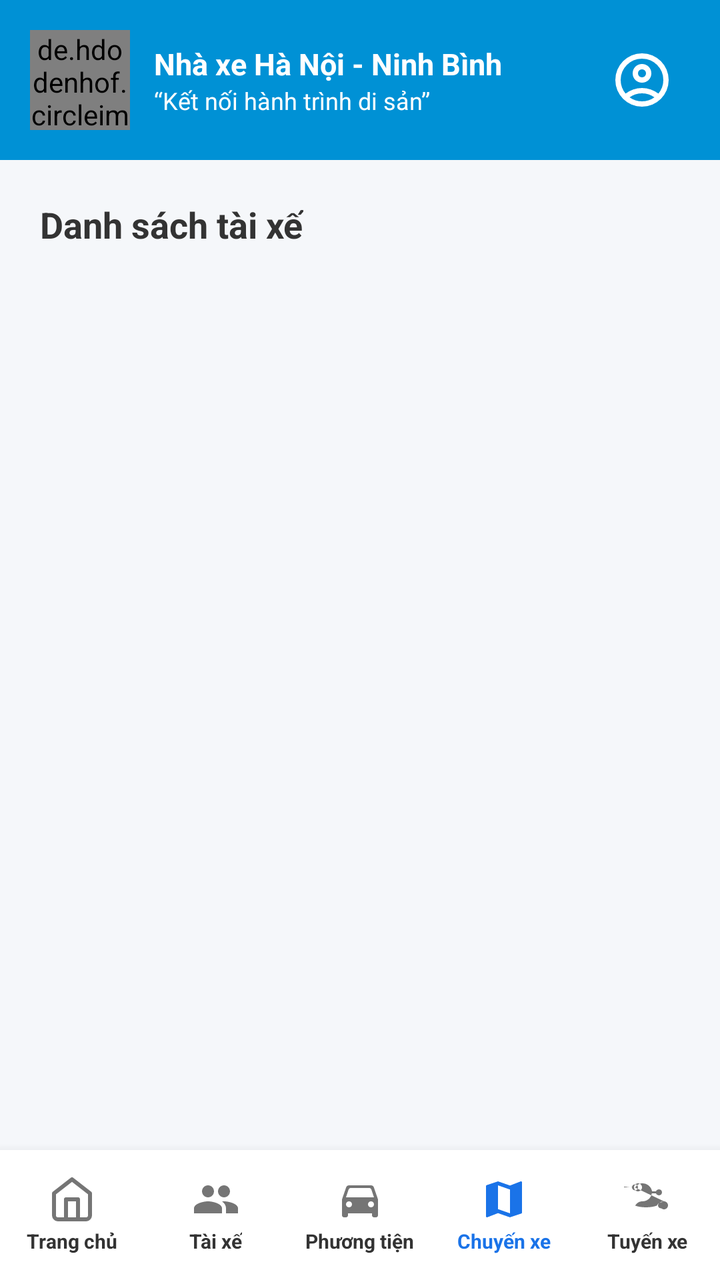
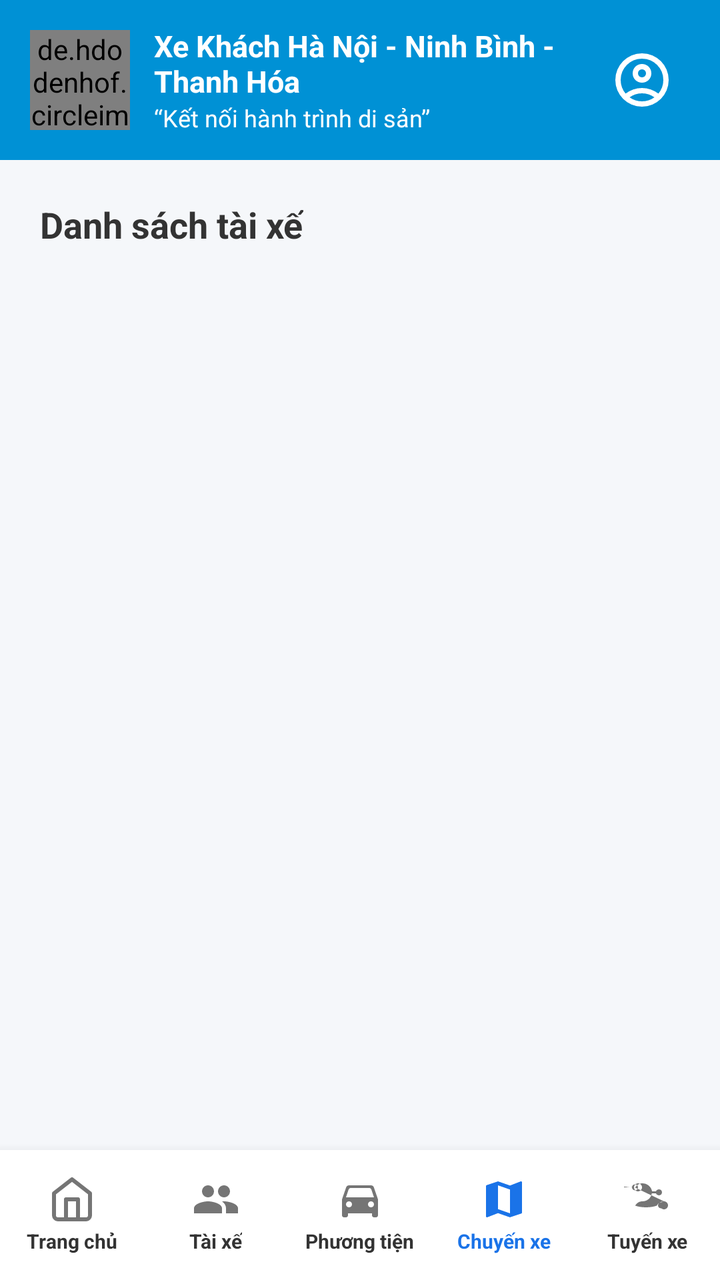

An Android layout rendered at two revisions. The XML below is the earlier revision; the diff shows what the commit changed to produce the second picture.
<!-- AndroidManifest.xml: application theme Theme.VeXeApp -->
<!-- res/layout/activity_assign_driver.xml -->
<?xml version="1.0" encoding="utf-8"?>
<androidx.constraintlayout.widget.ConstraintLayout xmlns:android="http://schemas.android.com/apk/res/android"
    xmlns:app="http://schemas.android.com/apk/res-auto"
    android:layout_width="match_parent"
    android:layout_height="match_parent"
    android:background="#F5F7FA">

    
    <LinearLayout
        android:id="@+id/header"
        android:layout_width="match_parent"
        android:layout_height="80dp"
        android:background="#0091D5"
        android:gravity="center_vertical"
        android:orientation="horizontal"
        android:paddingHorizontal="15dp"
        app:layout_constraintTop_toTopOf="parent">

        <de.hdodenhof.circleimageview.CircleImageView
            android:id="@+id/imgLogo"
            android:layout_width="50dp"
            android:layout_height="50dp"
            android:src="@drawable/logo"
            app:civ_border_color="@color/white"
            app:civ_border_width="1dp" />

        <LinearLayout
            android:layout_width="0dp"
            android:layout_height="wrap_content"
            android:layout_marginStart="12dp"
            android:layout_weight="1"
            android:orientation="vertical">

            <TextView
                android:layout_width="wrap_content"
                android:layout_height="wrap_content"
                android:text="Nhà xe Hà Nội - Ninh Bình"
                android:textColor="@color/white"
                android:textSize="15sp"
                android:textStyle="bold" />

            <TextView
                android:layout_width="wrap_content"
                android:layout_height="wrap_content"
                android:text="“Kết nối hành trình di sản”"
                android:textColor="@color/white"
                android:textSize="12sp" />
        </LinearLayout>

        <ImageView
            android:id="@+id/imgOpProfile"
            android:layout_width="48dp"
            android:layout_height="48dp"
            android:padding="8dp"
            android:src="@drawable/account_circle"
            app:tint="@color/white" />
    </LinearLayout>

    <TextView
        android:id="@+id/tvTitle"
        android:layout_width="wrap_content"
        android:layout_height="wrap_content"
        android:text="Danh sách tài xế"
        android:textColor="#333333"
        android:textSize="18sp"
        android:textStyle="bold"
        android:layout_marginTop="20dp"
        android:layout_marginStart="20dp"
        app:layout_constraintTop_toBottomOf="@id/header"
        app:layout_constraintStart_toStartOf="parent"/>

    <androidx.recyclerview.widget.RecyclerView
        android:id="@+id/rvAssignDrivers"
        android:layout_width="match_parent"
        android:layout_height="0dp"
        android:layout_marginTop="10dp"
        android:paddingHorizontal="10dp"
        app:layout_constraintTop_toBottomOf="@id/tvTitle"
        app:layout_constraintBottom_toTopOf="@id/bottom_nav" />

    
    <LinearLayout
        android:id="@+id/bottom_nav"
        android:layout_width="match_parent"
        android:layout_height="65dp"
        android:background="@color/white"
        android:elevation="8dp"
        android:orientation="horizontal"
        android:gravity="center_vertical"
        app:layout_constraintBottom_toBottomOf="parent">
        <LinearLayout android:id="@+id/nav_home_op_main" android:layout_width="0dp" android:layout_height="wrap_content" android:layout_weight="1" android:gravity="center" android:orientation="vertical"><ImageView android:layout_width="24dp" android:layout_height="24dp" android:src="@drawable/home" app:tint="#757575"/><TextView android:layout_width="wrap_content" android:layout_height="wrap_content" android:text="Trang chủ" android:textSize="10sp" android:textColor="#333333" android:textStyle="bold" android:layout_marginTop="2dp"/></LinearLayout>
        <LinearLayout android:id="@+id/nav_driver_op" android:layout_width="0dp" android:layout_height="wrap_content" android:layout_weight="1" android:gravity="center" android:orientation="vertical"><ImageView android:layout_width="24dp" android:layout_height="24dp" android:src="@drawable/ic_driver" app:tint="#757575" /><TextView android:layout_width="wrap_content" android:layout_height="wrap_content" android:text="Tài xế" android:textSize="10sp" android:textColor="#333333" android:textStyle="bold" android:layout_marginTop="2dp" /></LinearLayout>
        <LinearLayout android:id="@+id/nav_vehicle_op" android:layout_width="0dp" android:layout_height="wrap_content" android:layout_weight="1" android:gravity="center" android:orientation="vertical"><ImageView android:layout_width="24dp" android:layout_height="24dp" android:src="@drawable/ic_car" app:tint="#757575" /><TextView android:layout_width="wrap_content" android:layout_height="wrap_content" android:text="Phương tiện" android:textSize="10sp" android:textColor="#333333" android:textStyle="bold" android:layout_marginTop="2dp" /></LinearLayout>
        <LinearLayout android:id="@+id/nav_trip_op" android:layout_width="0dp" android:layout_height="wrap_content" android:layout_weight="1" android:gravity="center" android:orientation="vertical"><ImageView android:layout_width="24dp" android:layout_height="24dp" android:src="@drawable/ic_map" app:tint="#1A73E8" /><TextView android:layout_width="wrap_content" android:layout_height="wrap_content" android:text="Chuyến xe" android:textSize="10sp" android:textColor="#1A73E8" android:textStyle="bold" android:layout_marginTop="2dp" /></LinearLayout>
        <LinearLayout android:id="@+id/nav_route_op" android:layout_width="0dp" android:layout_height="wrap_content" android:layout_weight="1" android:gravity="center" android:orientation="vertical"><ImageView android:layout_width="24dp" android:layout_height="24dp" android:src="@drawable/ic_route" app:tint="#757575" /><TextView android:layout_width="wrap_content" android:layout_height="wrap_content" android:text="Tuyến xe" android:textSize="10sp" android:textColor="#333333" android:textStyle="bold" android:layout_marginTop="2dp" /></LinearLayout>
    </LinearLayout>

</androidx.constraintlayout.widget.ConstraintLayout>
<!-- resources referenced by this layout -->
<resources>
  <color name="white">#FFFFFFFF</color>
  <!-- drawable home (drawable) -->
  <vector xmlns:android="http://schemas.android.com/apk/res/android"
      android:width="40dp"
      android:height="40dp"
      android:viewportWidth="24"
      android:viewportHeight="24">
    <path
        android:pathData="M3,9l9,-7 9,7v11a2,2 0,0 1,-2 2H5a2,2 0,0 1,-2 -2z"
        android:strokeLineJoin="round"
        android:strokeWidth="2"
        android:fillColor="#00000000"
        android:strokeColor="#000000"
        android:strokeLineCap="round"/>
    <path
        android:pathData="M9,22l0,-10l6,0l0,10"
        android:strokeLineJoin="round"
        android:strokeWidth="2"
        android:fillColor="#00000000"
        android:strokeColor="#000000"
        android:strokeLineCap="round"/>
  </vector>
  <!-- drawable ic_car (drawable) -->
  <vector xmlns:android="http://schemas.android.com/apk/res/android"
      android:width="24dp"
      android:height="24dp"
      android:viewportWidth="24"
      android:viewportHeight="24">
      <path
          android:fillColor="#000000"
          android:pathData="M18.92,6.01C18.72,5.42 18.16,5 17.5,5h-11c-0.66,0 -1.21,0.42 -1.42,1.01L3,12v8c0,0.55 0.45,1 1,1h1c0.55,0 1,-0.45 1,-1v-1h12v1c0,0.55 0.45,1 1,1h1c0.55,0 1,-0.45 1,-1v-8l-2.08,-5.99zM6.5,16c-0.83,0 -1.5,-0.67 -1.5,-1.5S5.67,13 6.5,13s1.5,0.67 1.5,1.5S7.33,16 6.5,16zM17.5,16c-0.83,0 -1.5,-0.67 -1.5,-1.5s0.67,-1.5 1.5,-1.5s1.5,0.67 1.5,1.5S18.33,16 17.5,16zM5,11l1.27,-3.82C6.41,6.65 6.9,6.31 7.45,6.31h9.09c0.55,0 1.04,0.34 1.18,0.87L19,11H5z"/>
  </vector>
  <!-- drawable ic_driver (drawable) -->
  <vector xmlns:android="http://schemas.android.com/apk/res/android"
      android:width="24dp"
      android:height="24dp"
      android:viewportWidth="24"
      android:viewportHeight="24">
      <path
          android:fillColor="#000000"
          android:pathData="M16,11c1.66,0 2.99,-1.34 2.99,-3S17.66,5 16,5s-3,1.34 -3,3 1.34,3 3,3zM8,11c1.66,0 2.99,-1.34 2.99,-3S9.66,5 8,5 5,6.34 5,8s1.34,3 3,3zM8,13c-2.33,0 -7,1.17 -7,3.5L1,19h14v-2.5c0,-2.33 -4.67,-3.5 -7,-3.5zM16,13c-0.29,0 -0.62,0.02 -0.97,0.05 1.16,0.84 1.97,1.97 1.97,3.45L17,19h6v-2.5c0,-2.33 -4.67,-3.5 -7,-3.5z"/>
  </vector>
  <!-- drawable ic_map (drawable) -->
  <vector xmlns:android="http://schemas.android.com/apk/res/android"
      android:width="24dp"
      android:height="24dp"
      android:viewportWidth="24"
      android:viewportHeight="24">
      <path
          android:fillColor="#000000"
          android:pathData="M20.5,3l-0.16,0.03L15,5.1 9,3 3.36,4.9c-0.21,0.07 -0.36,0.25 -0.36,0.48V20.5c0,0.28 0.22,0.5 0.5,0.5l0.16,-0.03L9,18.9l6,2.1 5.64,-1.9c0.21,-0.07 0.36,-0.25 0.36,-0.48V3.5c0,-0.28 -0.22,-0.5 -0.5,-0.5zM15,19l-6,-2.11V5l6,2.11V19z"/>
  </vector>
  <!-- drawable ic_route (drawable) -->
  <vector xmlns:android="http://schemas.android.com/apk/res/android"
      android:width="24dp"
      android:height="24dp"
      android:viewportWidth="24"
      android:viewportHeight="24">
      <path
          android:fillColor="#000000"
          android:pathData="M18.5,13.5c-0.83,0 -1.5,0.67 -1.5,1.5c0,0.83 0.67,1.5 1.5,1.5s1.5,-0.67 1.5,-1.5c0,-0.83 -0.67,-1.5 -1.5,-1.5zM5.5,7.5c0.83,0 1.5,-0.67 1.5,-1.5S6.33,4.5 5.5,4.5s-1.5,0.67 -1.5,1.5s0.67,1.5 1.5,1.5zM20,13c-1.55,0 -2.9,0.87 -3.6,2.15C15.11,15.65 13.1,16 11,16s-4.11,-0.35 -5.4,-0.85C6.3,13.87 7.65,13 9.2,13c2.4,0 4.35,-1.72 4.73,-4h2.07c0.21,0.57 0.77,1 1.5,1 0.83,0 1.5,-0.67 1.5,-1.5S18.33,7 17.5,7c-0.73,0 -1.29,0.43 -1.5,1h-1.95C13.59,5.72 11.64,4 9.2,4C7.65,4 6.3,4.87 5.6,6.15 4.31,5.65 2.3,6 0.2,6s-4.11,-0.35 -5.4,-0.85L5.6,6.15zM20,13c1.1,0 2,0.9 2,2s-0.9,2 -2,2s-2,-0.9 -2,-2s0.9,-2 2,-2zM18,15c0,-1.1 0.9,-2 2,-2s2,0.9 2,2c0,1.1 -0.9,2 -2,2s-2,-0.9 -2,-2zM5,6c0,-1.1 0.9,-2 2,-2s2,0.9 2,2c0,1.1 -0.9,2 -2,2s-2,-0.9 -2,-2z"/>
  </vector>
  <style name="Theme.VeXeApp" parent="Base.Theme.VeXeApp" />
  <style name="Base.Theme.VeXeApp" parent="Theme.Material3.DayNight.NoActionBar">
          
      </style>
  <!-- unchanged entries left out for length: 2 -->
</resources>

<!-- the commit's change to res/layout/activity_assign_driver.xml (unified diff, before → after) -->
@@ -34,7 +34,7 @@
             <TextView
                 android:layout_width="wrap_content"
                 android:layout_height="wrap_content"
-                android:text="Nhà xe Hà Nội - Ninh Bình"
+                android:text="@string/nha_xe_name"
                 android:textColor="@color/white"
                 android:textSize="15sp"
                 android:textStyle="bold" />
<!-- resource entries referenced after the edit -->
@@ -62,6 +62,7 @@
           android:fillColor="#000000"
           android:pathData="M18.5,13.5c-0.83,0 -1.5,0.67 -1.5,1.5c0,0.83 0.67,1.5 1.5,1.5s1.5,-0.67 1.5,-1.5c0,-0.83 -0.67,-1.5 -1.5,-1.5zM5.5,7.5c0.83,0 1.5,-0.67 1.5,-1.5S6.33,4.5 5.5,4.5s-1.5,0.67 -1.5,1.5s0.67,1.5 1.5,1.5zM20,13c-1.55,0 -2.9,0.87 -3.6,2.15C15.11,15.65 13.1,16 11,16s-4.11,-0.35 -5.4,-0.85C6.3,13.87 7.65,13 9.2,13c2.4,0 4.35,-1.72 4.73,-4h2.07c0.21,0.57 0.77,1 1.5,1 0.83,0 1.5,-0.67 1.5,-1.5S18.33,7 17.5,7c-0.73,0 -1.29,0.43 -1.5,1h-1.95C13.59,5.72 11.64,4 9.2,4C7.65,4 6.3,4.87 5.6,6.15 4.31,5.65 2.3,6 0.2,6s-4.11,-0.35 -5.4,-0.85L5.6,6.15zM20,13c1.1,0 2,0.9 2,2s-0.9,2 -2,2s-2,-0.9 -2,-2s0.9,-2 2,-2zM18,15c0,-1.1 0.9,-2 2,-2s2,0.9 2,2c0,1.1 -0.9,2 -2,2s-2,-0.9 -2,-2zM5,6c0,-1.1 0.9,-2 2,-2s2,0.9 2,2c0,1.1 -0.9,2 -2,2s-2,-0.9 -2,-2z"/>
   </vector>
+  <string name="nha_xe_name">Xe Khách Hà Nội - Ninh Bình - Thanh Hóa</string>
   <style name="Theme.VeXeApp" parent="Base.Theme.VeXeApp" />
   <style name="Base.Theme.VeXeApp" parent="Theme.Material3.DayNight.NoActionBar">
           
